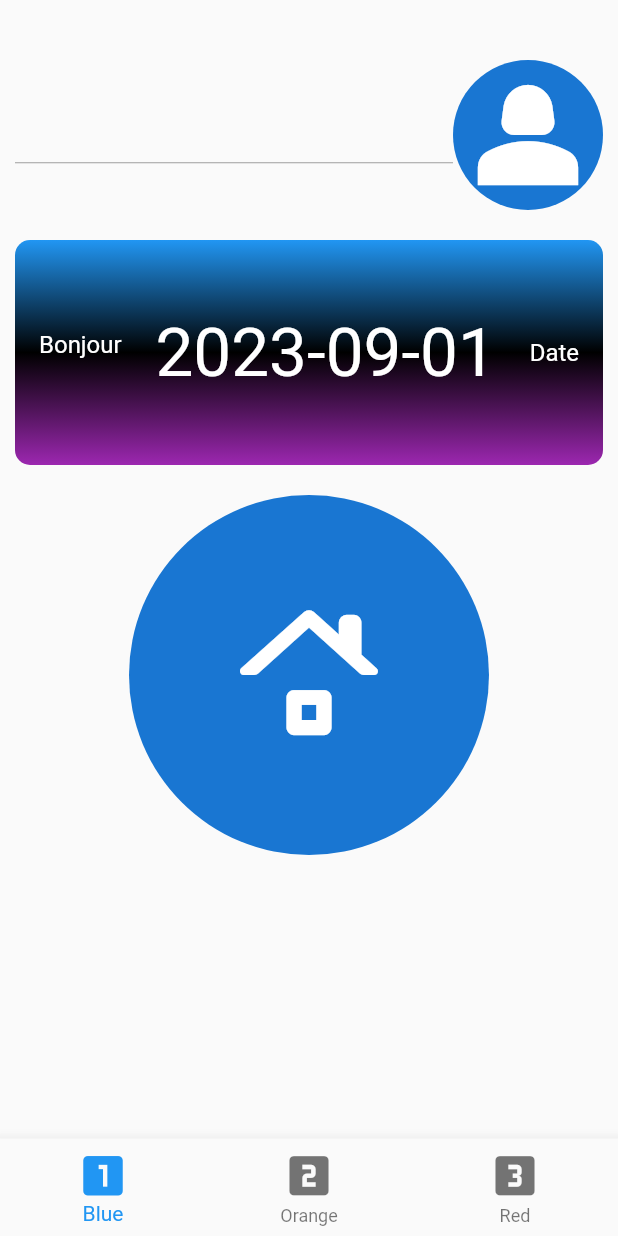
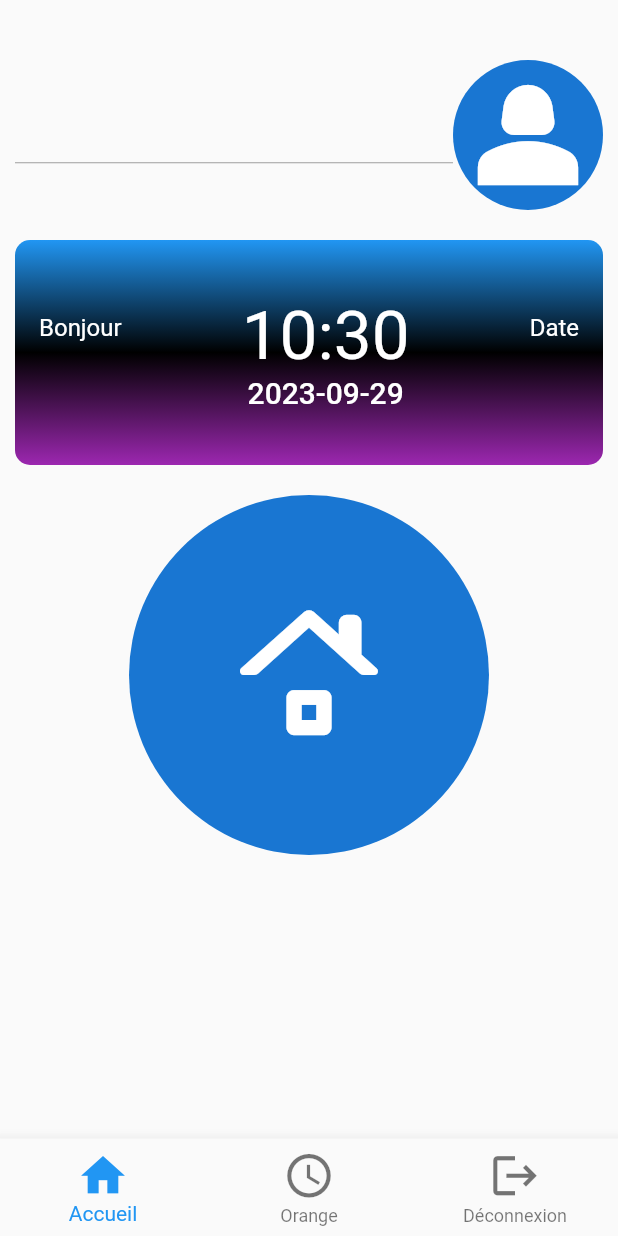
Before and after one commit to Jean-Lionel/rh_mobile_flutter, a Flutter app: the HomeScreen screen opened by its route, on a phone screen of 412 x 824 dp. Run offline on Flutter 3.47's test engine with Material 2 defaults, Android fonts, the phone set to English and light mode, and no system bars; our stand-ins replace flutter_riverpod, shared_preferences; accounts and stored records are empty.

Commit message:
initial commit

```diff
--- a/lib/main.dart
+++ b/lib/main.dart
@@ -1,4 +1,5 @@
 import 'package:flutter/material.dart';
+import 'package:rh_presence_mobile/screen/ApiAdress.dart';
 import 'package:rh_presence_mobile/screen/HomeScreen.dart';
 import 'package:rh_presence_mobile/screen/LoginScreen.dart';
 import 'package:rh_presence_mobile/shared_preference/shared_preference_data.dart';
@@ -25,6 +26,7 @@ class MyApp extends StatelessWidget {
       routes: {
         HomeScreen.routeName: (_) => HomeScreen(),
         LoginScreen.routeName: (_) => LoginScreen(),
+        ApiAdress.routeName: (_) => ApiAdress(),
       },
     );
   }
--- a/lib/routes/api_url.dart
+++ b/lib/routes/api_url.dart
@@ -1,5 +1,5 @@
 //const IP_ADDRESS = "http://10.250.1.75:8000/api/";
-const IP_ADDRESS = "http://192.168.60.107:8000/api/";
+const IP_ADDRESS = "http://192.168.77.107:8000/api/";
 
 Uri makeUrl(String url) {
   String full_url = IP_ADDRESS + url;
--- a/lib/screen/HomeScreen.dart
+++ b/lib/screen/HomeScreen.dart
@@ -1,6 +1,7 @@
 // ignore_for_file: prefer_const_constructors
 
 import 'package:flutter/material.dart';
+import 'package:intl/intl.dart';
 import 'package:rh_presence_mobile/routes/api_url.dart';
 import 'package:rh_presence_mobile/screen/PresenceScreen.dart';
 import 'package:rh_presence_mobile/shared_preference/shared_preference_data.dart';
@@ -44,17 +45,7 @@ class _HomeScreenState extends State<HomeScreen> {
         // child = Text("${l.token}");
         break;
       case 2:
-        child = Center(
-          child: Column(
-            children: [
-              Text(
-                " BONJOUR",
-                style: Theme.of(context).textTheme.headlineLarge,
-              ),
-              LogoutComponet(),
-            ],
-          ),
-        );
+        child = LogoutComponet();
         break;
     }
     return Scaffold(
@@ -65,9 +56,16 @@ class _HomeScreenState extends State<HomeScreen> {
         currentIndex: _index,
         iconSize: 35,
         items: const [
-          BottomNavigationBarItem(icon: Icon(Icons.looks_one), label: "Blue"),
-          BottomNavigationBarItem(icon: Icon(Icons.looks_two), label: "Orange"),
-          BottomNavigationBarItem(icon: Icon(Icons.looks_3), label: "Red"),
+          BottomNavigationBarItem(
+            icon: Icon(Icons.home),
+            label: "Accueil",
+          ),
+          BottomNavigationBarItem(
+              icon: Icon(Icons.access_time), label: "Orange"),
+          BottomNavigationBarItem(
+            icon: Icon(Icons.logout),
+            label: "Déconnexion",
+          ),
         ],
       ),
     );
@@ -174,8 +172,6 @@ class _ArriveButtonState extends State<ArriveButton> {
       "Accept": "application/json",
       'Authorization': 'Bearer ${token}',
     });
-    print("<<<<<<<<<<<<<<<<<<<<<<<<<<<<<<");
-    print(response.body);
 
     showDialog(
         context: context,
@@ -201,7 +197,13 @@ class _ArriveButtonState extends State<ArriveButton> {
 }
 
 class CardDashBoard extends StatelessWidget {
-  const CardDashBoard({super.key});
+  CardDashBoard({super.key});
+
+  static final DateTime now = DateTime.now();
+  static final DateFormat formatter = DateFormat('yyyy-MM-dd');
+  static final DateFormat formatterTime = DateFormat('HH:mm');
+  final String formatted = formatter.format(now);
+  final String formattedTime = formatterTime.format(now);
 
   @override
   Widget build(BuildContext context) {
@@ -240,12 +242,23 @@ class CardDashBoard extends StatelessWidget {
                   .copyWith(color: Colors.white),
             ),
             title: Center(
-              child: Text(
-                '2023-09-01',
-                style: Theme.of(context)
-                    .textTheme
-                    .displaySmall!
-                    .copyWith(color: Colors.white),
+              child: Column(
+                children: [
+                  Text(
+                    '$formattedTime',
+                    style: Theme.of(context)
+                        .textTheme
+                        .displaySmall!
+                        .copyWith(color: Colors.white),
+                  ),
+                  Text(
+                    '$formatted',
+                    style: Theme.of(context)
+                        .textTheme
+                        .titleLarge!
+                        .copyWith(color: Colors.white),
+                  ),
+                ],
               ),
             ),
           ),
--- a/lib/shared_preference/shared_preference_data.dart
+++ b/lib/shared_preference/shared_preference_data.dart
@@ -16,4 +16,10 @@ class UserSimplePeference {
   static String getUserName() => prefs.getString(_keyUserName) ?? "";
   static String getEmail() => prefs.getString(_keyEmail) ?? "";
   static String getToken() => prefs.getString(_token) ?? "";
+
+  static void lougoutUser() {
+    prefs.remove(_keyUserName);
+    prefs.remove(_keyEmail);
+    prefs.remove(_token);
+  }
 }
--- a/pubspec.yaml
+++ b/pubspec.yaml
@@ -40,6 +40,7 @@ dependencies:
   shared_preferences: ^2.2.1
   jwt_decoder: ^2.0.1
   flutter_riverpod: ^2.4.0
+  intl: ^0.18.1
 
 dev_dependencies:
   flutter_test:
```
Also changed, not shown: lib/model/presence.dart (+35 -4 lines), lib/providers/ApiService.dart (added, +31 -0 lines), lib/providers/presenceProvider.dart (+6 -26 lines), lib/screen/ApiAdress.dart (added, +70 -0 lines), lib/screen/LoginScreen.dart (+8 -14 lines), lib/screen/PresenceScreen.dart (+60 -4 lines), lib/widget/logout_componet.dart (+21 -7 lines), pubspec.lock, 1 other file.
